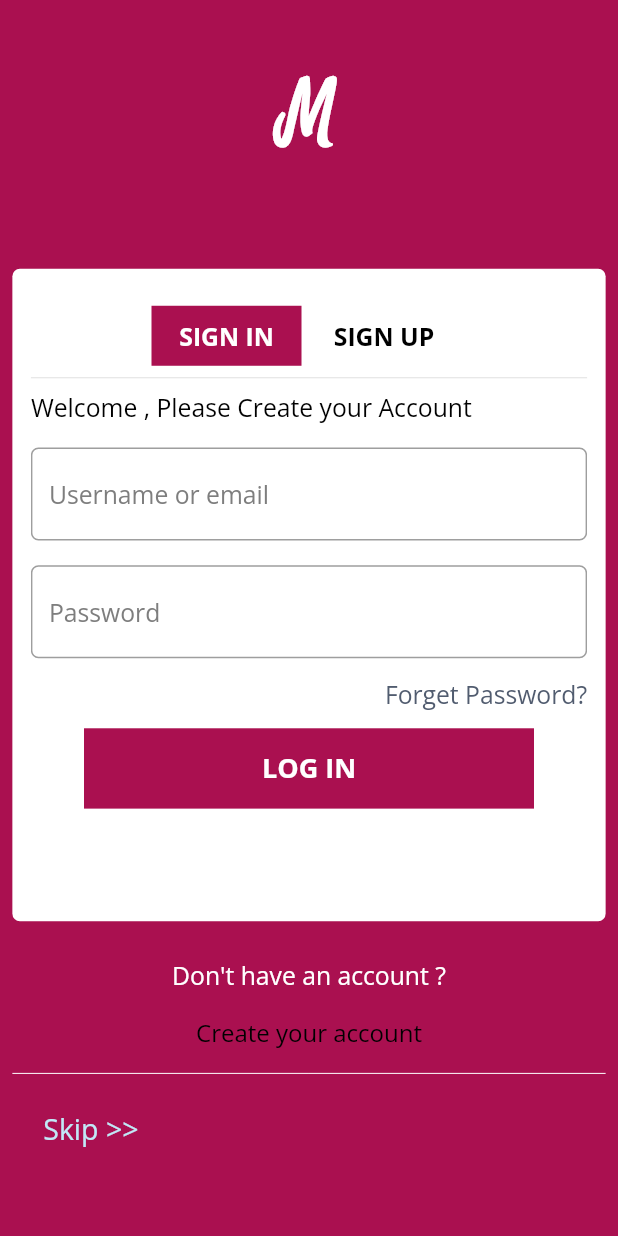
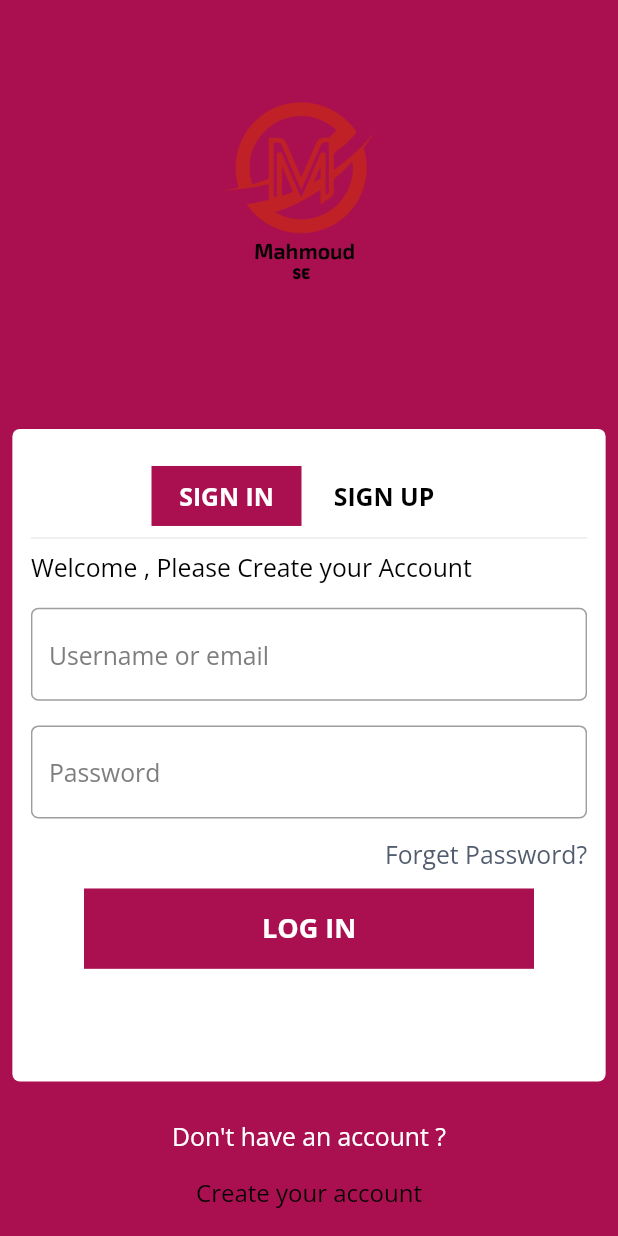
Before and after one commit to Ibrahim-Amin-code/Mohamoud-Se, a Flutter app: the screen it shows after launch, on a phone screen of 412 x 824 dp. Run offline on Flutter 3.47's test engine with Material 2 defaults, Android fonts, the phone set to English and light mode, and no system bars; our stand-ins replace badges, bloc, cached_network_image, carousel_slider, conditional_builder_null_safety, dio and 9 more; network calls fail.

Commit message:
last push logo

```diff
--- a/lib/screens/Authnitication/auth.dart
+++ b/lib/screens/Authnitication/auth.dart
@@ -92,7 +92,7 @@ class Authniticate extends StatelessWidget {
   @override
   Widget build(BuildContext context) {
     return Container(
-      padding: EdgeInsets.symmetric(horizontal: 2.w, vertical: 5.h),
+      padding: EdgeInsets.symmetric(horizontal: 2.w, vertical: 2.h),
       decoration: BoxDecoration(
         color: HexColor('#AA1050'),
         // gradient:
--- a/lib/screens/Authnitication/body.dart
+++ b/lib/screens/Authnitication/body.dart
@@ -187,19 +187,28 @@ class _AuthniticationBodyState extends State<AuthniticationBody> {
           mainAxisAlignment: MainAxisAlignment.center,
           mainAxisSize: MainAxisSize.min,
           children: [
+            // Center(
+            //   child: Text(
+            //     'M',
+            //     style: headingStyle.copyWith(
+            //       color: Colors.white,
+            //       fontSize: 50,
+            //       fontFamily: 'Satisfy',
+            //       fontWeight: FontWeight.bold,
+            //     ),
+            //   ),
+            // ),
             Center(
-              child: Text(
-                'M',
-                style: headingStyle.copyWith(
-                  color: Colors.white,
-                  fontSize: 50,
-                  fontFamily: 'Satisfy',
-                  fontWeight: FontWeight.bold,
-                ),
+              child: Image.asset(
+                'assets/images/This-01.png',
+                width: 150,
+                height: 220,
+                fit: BoxFit.cover,
               ),
             ),
+
             SizedBox(
-              height: 8.h,
+              height: 6.h,
             ),
             Container(
               padding: EdgeInsets.symmetric(vertical: 3.h, horizontal: 3.w),
```
